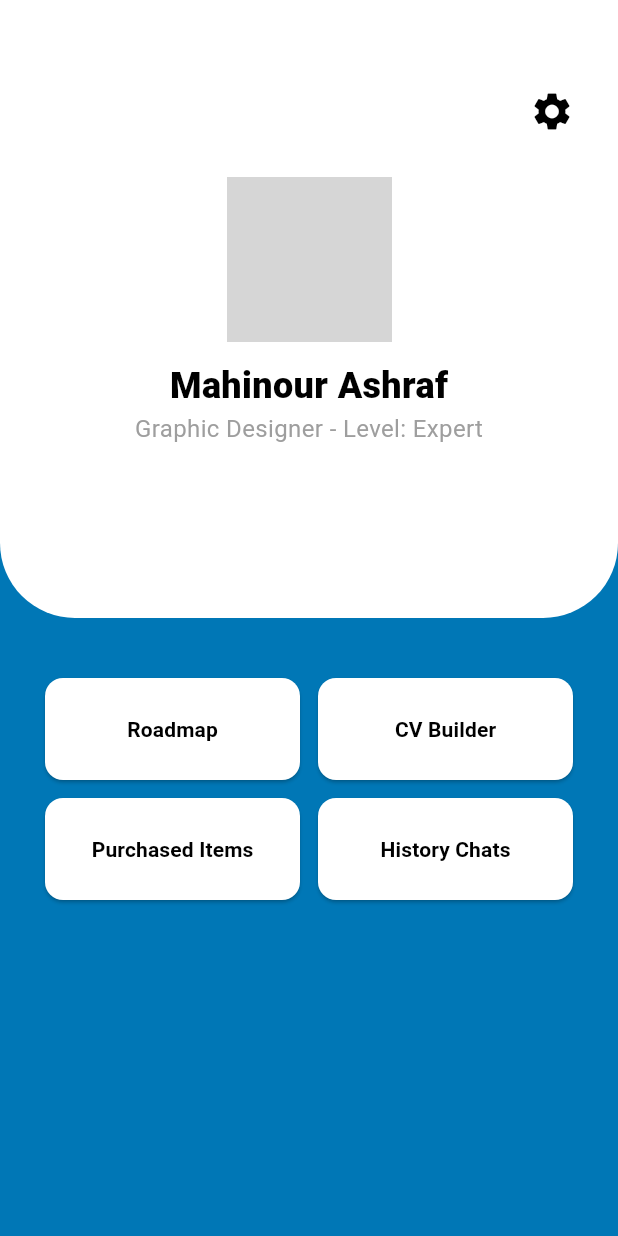
After one commit to AhmedElngar07/Bidayah, a Flutter app: the screen it shows after launch, item 3 of the bottom bar chosen, after a tap on the "settings" icon, on a phone screen of 412 x 824 dp. The commit adds this screen. Run offline on Flutter 3.47's test engine with Material 3 defaults, Android fonts, the phone set to English and light mode, and no system bars; our stand-ins replace firebase_core, icons_plus, image_picker, permission_handler; accounts and stored records are empty; network calls fail; Roboto replaces fonts that are missing (Montserrat); grey boxes are pictures that could not be loaded.

Commit message:
profile_screen

```diff
--- /dev/null
+++ b/lib/screens/profile_screen.dart
@@ -0,0 +1,144 @@
+import 'package:flutter/material.dart';
+import 'dart:io';
+import 'package:image_picker/image_picker.dart';
+import 'package:permission_handler/permission_handler.dart';
+
+class ProfileScreen extends StatefulWidget {
+  const ProfileScreen({super.key});
+
+  @override
+  _ProfileScreenState createState() => _ProfileScreenState();
+}
+
+class _ProfileScreenState extends State<ProfileScreen> {
+  File? _image;
+
+  Future<void> _pickImage() async {
+    var status = await Permission.photos.request();
+    if (status.isGranted) {
+      final pickedFile = await ImagePicker().pickImage(
+        source: ImageSource.gallery,
+      );
+      if (pickedFile != null) {
+        setState(() {
+          _image = File(pickedFile.path);
+        });
+      }
+    } else {
+      ScaffoldMessenger.of(context).showSnackBar(
+        const SnackBar(
+          content: Text("Permission denied. Enable it in settings."),
+        ),
+      );
+    }
+  }
+
+  @override
+  Widget build(BuildContext context) {
+    double screenHeight = MediaQuery.of(context).size.height;
+
+    return Scaffold(
+      backgroundColor: const Color(0xFF0077B6), // Blue background
+      body: Column(
+        children: [
+          // White Curved Background at the Top
+          Container(
+            width: double.infinity,
+            height: screenHeight * 0.5,
+            decoration: const BoxDecoration(
+              color: Colors.white,
+              borderRadius: BorderRadius.only(
+                bottomLeft: Radius.circular(50),
+                bottomRight: Radius.circular(50),
+              ),
+            ),
+            child: Column(
+              children: [
+                const SizedBox(height: 50), // Space for settings icon
+                Align(
+                  alignment: Alignment.topRight,
+                  child: Padding(
+                    padding: const EdgeInsets.only(right: 20),
+                    child: IconButton(
+                      icon: const Icon(
+                        Icons.settings,
+                        size: 30,
+                        color: Colors.black,
+                      ),
+                      onPressed: () {
+                        // TODO: Add settings page navigation
+                      },
+                    ),
+                  ),
+                ),
+                const SizedBox(height: 20),
+                GestureDetector(
+                  onTap: _pickImage,
+                  child: CircleAvatar(
+                    radius: 55,
+                    backgroundColor: Colors.white,
+                    backgroundImage:
+                        _image != null
+                            ? FileImage(_image!) as ImageProvider
+                            : const NetworkImage(
+                              'https://encrypted-tbn0.gstatic.com/images?q=tbn:ANd9GcTCvTrUGSCZo920TjHoAvWnjoTD9LD3OL26Nw&s',
+                            ),
+                  ),
+                ),
+                const SizedBox(height: 12),
+                const Text(
+                  'Mahinour Ashraf',
+                  style: TextStyle(
+                    fontSize: 24,
+                    fontWeight: FontWeight.w900,
+                    color: Colors.black,
+                  ),
+                ),
+                const Text(
+                  'Graphic Designer - Level: Expert',
+                  style: TextStyle(fontSize: 16, color: Colors.grey),
+                ),
+              ],
+            ),
+          ),
+
+          // Buttons in the Blue Section
+          const SizedBox(height: 40),
+          Padding(
+            padding: const EdgeInsets.symmetric(horizontal: 30),
+            child: GridView.count(
+              crossAxisCount: 2,
+              crossAxisSpacing: 12,
+              mainAxisSpacing: 12,
+              shrinkWrap: true,
+              childAspectRatio: 2.5,
+              physics: const NeverScrollableScrollPhysics(),
+              children: [
+                _buildProfileButton('Roadmap'),
+                _buildProfileButton('CV Builder'),
+                _buildProfileButton('Purchased Items'),
+                _buildProfileButton('History Chats'),
+              ],
+            ),
+          ),
+        ],
+      ),
+    );
+  }
+
+  Widget _buildProfileButton(String title) {
+    return ElevatedButton(
+      onPressed: () {},
+      style: ElevatedButton.styleFrom(
+        backgroundColor: Colors.white,
+        foregroundColor: Colors.black,
+        shape: RoundedRectangleBorder(borderRadius: BorderRadius.circular(12)),
+        padding: const EdgeInsets.symmetric(vertical: 12),
+      ),
+      child: Text(
+        title,
+        style: const TextStyle(fontSize: 14, fontWeight: FontWeight.bold),
+      ),
+    );
+  }
+}
--- a/lib/screens/welcome_screen.dart
+++ b/lib/screens/welcome_screen.dart
@@ -1,3 +1,4 @@
+import 'package:bidayah/screens/profile_screen.dart';
 import 'package:bidayah/screens/signup_screen.dart';
 import 'package:flutter/material.dart';
 import 'package:bidayah/widgets/custom_scaffold.dart';
@@ -135,6 +136,21 @@ class WelcomeScreen extends StatelessWidget {
                         borderColor: Colors.white,
                       ),
                     ),
+                    Expanded(
+                      child: WelcomeButton(
+                        buttonText: 'profile',
+                        onTap:
+                            () => Navigator.push(
+                              context,
+                              MaterialPageRoute(
+                                builder: (context) => const ProfileScreen(),
+                              ),
+                            ),
+                        color: Colors.transparent,
+                        textColor: Colors.white,
+                        borderColor: Colors.white,
+                      ),
+                    ),
                   ],
                 ),
               ),
--- a/pubspec.yaml
+++ b/pubspec.yaml
@@ -36,6 +36,8 @@ dependencies:
   cupertino_icons: ^1.0.8
   icons_plus: ^4.0.0
   firebase_core: ^3.12.0
+  image_picker: ^1.0.7
+  permission_handler: ^11.0.1
 
 dev_dependencies:
   flutter_test:
@@ -61,7 +63,9 @@ flutter:
 
   # To add assets to your application, add an assets section, like this:
   assets:
-    - assets/images/
+    - assets/
+    - D:\Materials\Semester 8\Grad project\Bidayah\Bidayah\assets\girl.png
+
   #   - images/a_dot_ham.jpeg
 
   # An image asset can refer to one or more resolution-specific "variants", see
```
Also changed, not shown: assets/girl.png (added), assets/images/bg1.jpeg (deleted), pubspec.lock, 5 other files.
